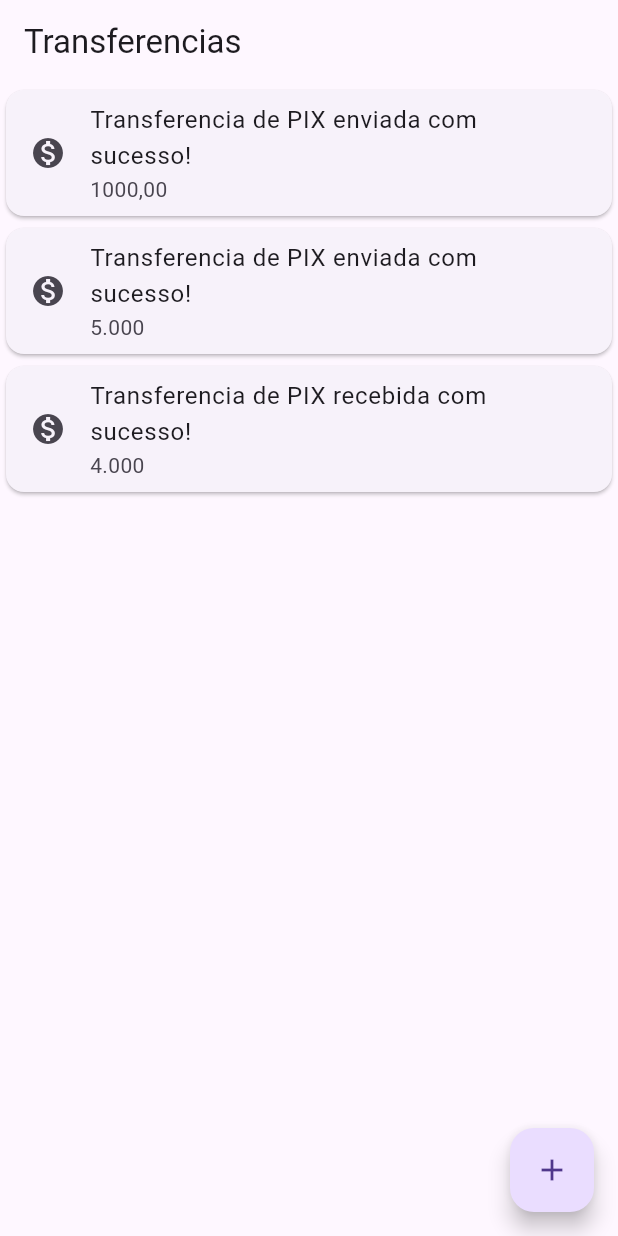
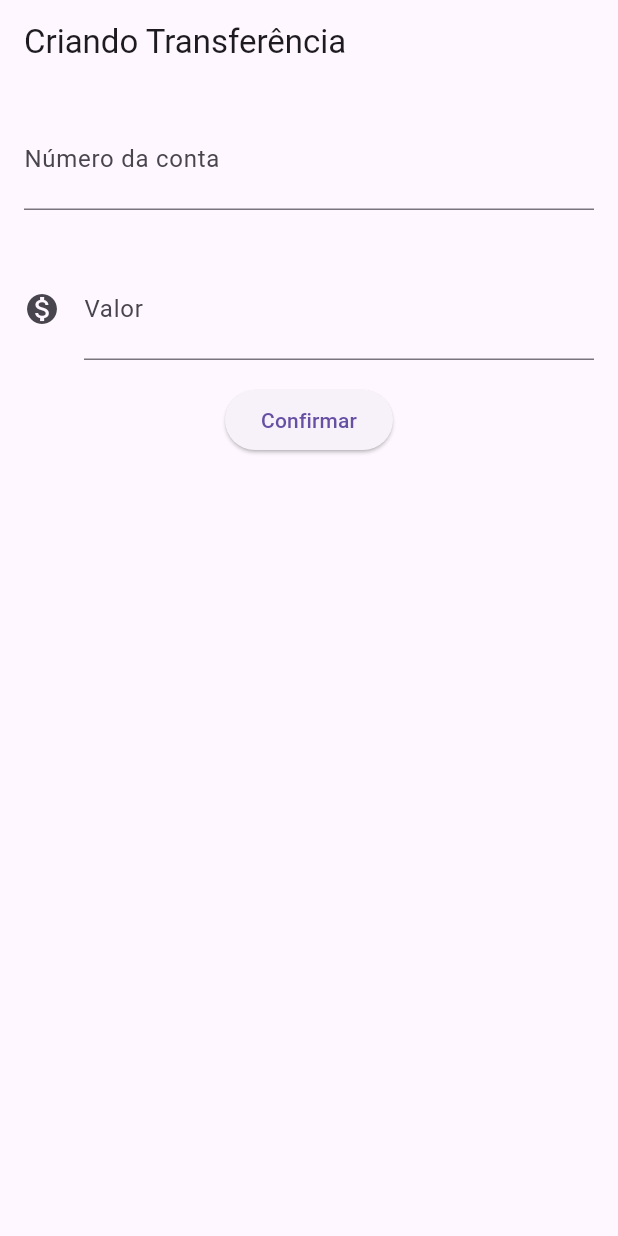
Before and after one commit to KauaHenrico/FlutterBank, a Flutter app: the screen it shows after launch, on a phone screen of 412 x 824 dp. Run offline on Flutter 3.47's test engine with Material 3 defaults, Android fonts, the phone set to English and light mode, and no system bars.

Commit message:
create a new transaction

```diff
--- a/lib/main.dart
+++ b/lib/main.dart
@@ -1,40 +1,101 @@
 import 'package:flutter/material.dart';
 
-void main() => runApp(MaterialApp(
+void main() => runApp(FlutterBank());
+
+class FlutterBank extends StatelessWidget {
+  @override
+  Widget build(BuildContext context) {
+    return MaterialApp(
       home: Scaffold(
+        body: FormularioTransferencias(),
+      ),
+    );
+  }
+}
+
+class ListaTransferencias extends StatelessWidget {
+  @override
+  Widget build(BuildContext context) {
+    return Scaffold(
       appBar: AppBar(
-          title: Text('Transferencias'),
+        title: Text('Transferências'),
       ),
-        body: const Column(
+      body: Column(
         children: <Widget>[
-            Card(
+          ItemTransferencia(Transferencia(100.0, 1000)),
+          ItemTransferencia(Transferencia(200.0, 1000)),
+          ItemTransferencia(Transferencia(300.0, 1000)),
+        ],
+      ),
+      floatingActionButton: FloatingActionButton(
+        onPressed: () {},
+        child: Icon(Icons.add),
+      ),
+    );
+  }
+}
+
+class ItemTransferencia extends StatelessWidget {
+  final Transferencia _transferencia;
+
+  ItemTransferencia(this._transferencia);
+
+  @override
+  Widget build(BuildContext context) {
+    return Card(
         child: ListTile(
       leading: Icon(Icons.monetization_on),
-                title: Text('Transferencia de PIX enviada com sucesso!'),
-                subtitle: Text('1000,00'),
+      title: Text(_transferencia.valor.toString()),
+      subtitle: Text(_transferencia.numeroConta.toString()),
+    ));
+  }
+}
+
+class Transferencia {
+  final double valor;
+  final int numeroConta;
+
+  Transferencia(this.valor, this.numeroConta);
+}
+
+class FormularioTransferencias extends StatelessWidget {
+  @override
+  Widget build(BuildContext context) {
+    return Scaffold(
+      appBar: AppBar(
+        title: Text('Criando Transferência'),
+      ),
+      body: Column(
+        children: <Widget>[
+          Padding(
+            padding: const EdgeInsets.all(16.0),
+            child: TextField(
+              style: TextStyle(fontSize: 24.0),
+              decoration: InputDecoration(
+                labelText: 'Número da conta',
+                hintText: '0000',
+              ),
+              keyboardType: TextInputType.number,
             ),
           ),
-            Card(
-              child: ListTile(
-                leading: Icon(Icons.monetization_on),
-                title: Text('Transferencia de PIX enviada com sucesso!'),
-                subtitle: Text('5.000'),
+          Padding(
+            padding: const EdgeInsets.all(16.0),
+            child: TextField(
+              style: TextStyle(fontSize: 24.0),
+              decoration: InputDecoration(
+                icon: Icon(Icons.monetization_on),
+                labelText: 'Valor',
+                hintText: '0.00',
+              ),
+              keyboardType: TextInputType.number,
             ),
           ),
-            Card(
-              child: ListTile(
-                leading: Icon(Icons.monetization_on),
-                title: Text('Transferencia de PIX recebida com sucesso!'),
-                subtitle: Text('4.000'),
-              ),
+          ElevatedButton(
+            child: Text('Confirmar'),
+            onPressed: () {},
           ),
         ],
       ),
-        floatingActionButton: FloatingActionButton(
-          onPressed: () {
-            print('Btn clicado');
-          },
-          child: Icon(Icons.add),
-        ),
-      ),
-    ));
+    );
+  }
+}
```
Lines whose indentation alone changed are shown as unchanged.
